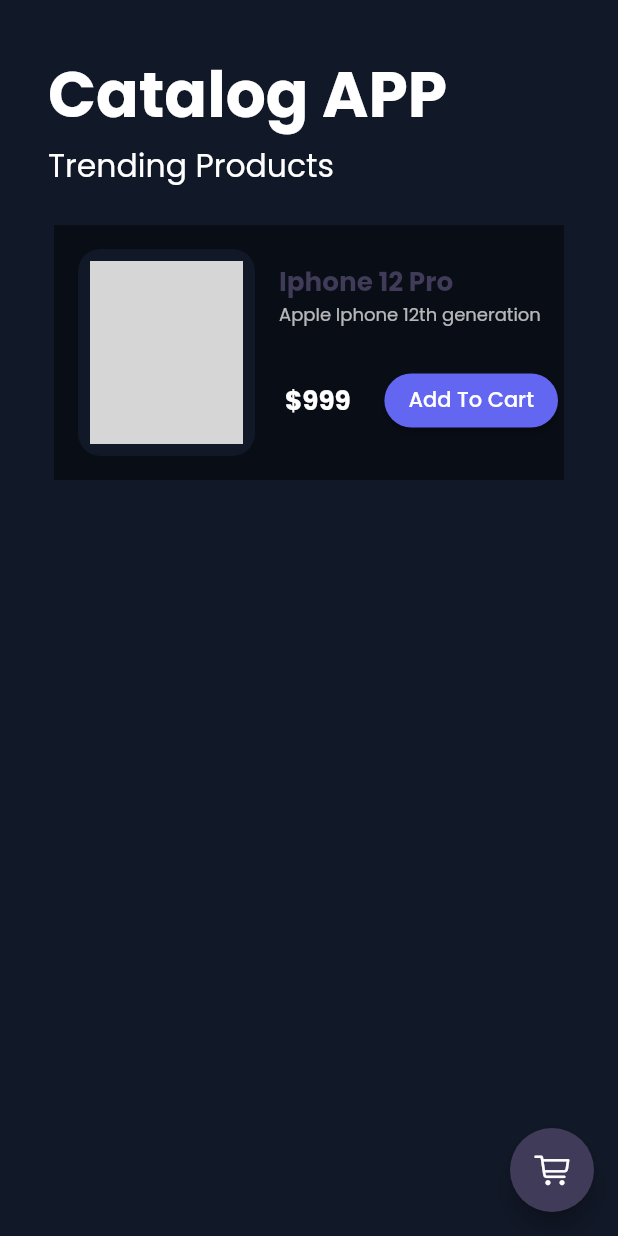
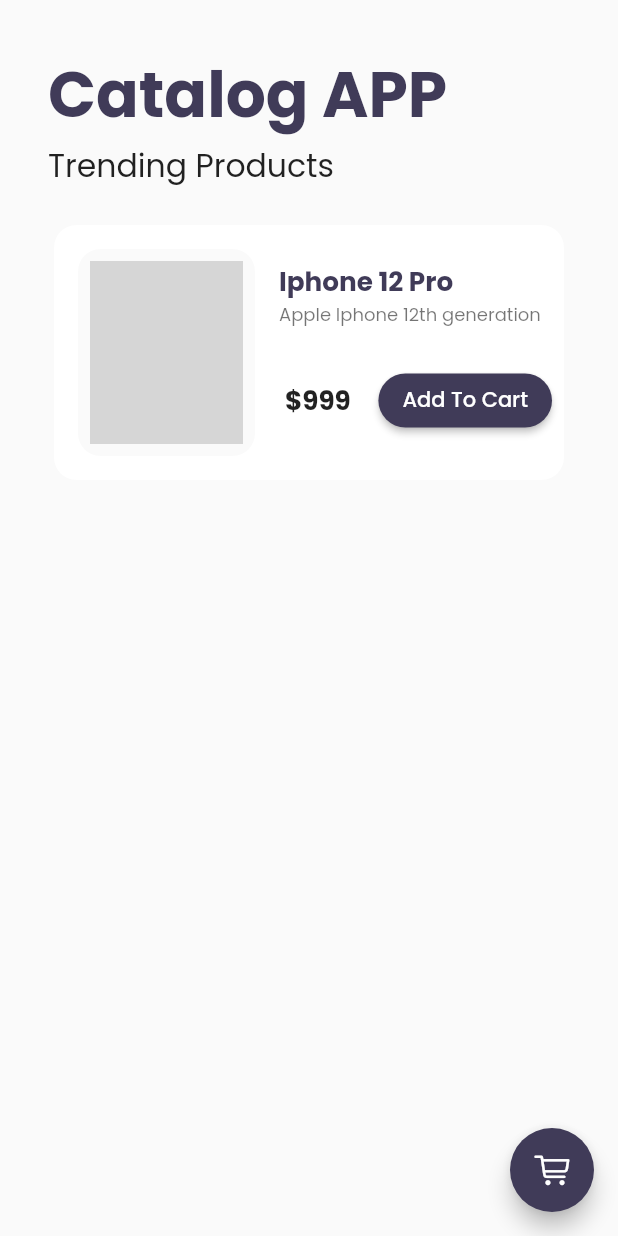
Before and after one commit to SajidAfridi/categoryapp, a Flutter app: the first screen one second after launch, on a phone screen of 412 x 824 dp. Run offline on Flutter 3.47's test engine with Material 2 defaults, Android fonts, the phone set to English and light mode, and no system bars; our stand-ins replace google_fonts, velocity_x; network calls fail; grey boxes are pictures that could not be loaded.

Commit message:
Added Add to Cart to button and added Dark theme. Cart functionality is for today

```diff
--- a/lib/main.dart
+++ b/lib/main.dart
@@ -16,7 +16,7 @@ class MyApp extends StatelessWidget {
   Widget build(BuildContext context) {
     return MaterialApp(
       debugShowCheckedModeBanner: false,
-      themeMode: ThemeMode.dark,
+      themeMode: ThemeMode.system,
       theme: MyTheme.lightTheme(context),
       darkTheme: MyTheme.darkTheme(context),
       initialRoute: MyRoute.homeRoute,
--- a/lib/models/catalog.dart
+++ b/lib/models/catalog.dart
@@ -9,6 +9,8 @@ class CatalogModel {
       "https://images.unsplash.com/photo-1611791485440-24e8239a0377?ixid=MnwxMjA3fDB8MHxzZWFyY2h8MXx8aXBob25lJTIwMTIlMjBwcm98ZW58MHx8MHx8&ixlib=rb-1.2.1&w=1000&q=80",
       ),
       ];
+      static Item getByid(int id)=>items.firstWhere((element) => element.id == id, orElse: null);
+      static Item getByPosition(int pos)=>items[pos];
 }
 class Item{
   final int id;
--- a/lib/pages/cart_page.dart
+++ b/lib/pages/cart_page.dart
@@ -1,6 +1,5 @@
 import 'package:flutter/cupertino.dart';
 import 'package:flutter/material.dart';
-import 'package:flutter_catalog/widgets/theme.dart';
 import 'package:velocity_x/velocity_x.dart';
 
 class CartPage extends StatelessWidget {
@@ -9,11 +8,12 @@ class CartPage extends StatelessWidget {
   @override
   Widget build(BuildContext context) {
     return Scaffold(
-      backgroundColor: MyTheme.creamColor,
+      backgroundColor: context.canvasColor,
       appBar: AppBar(
         elevation: 0.0,
         backgroundColor: Colors.transparent,
-        title: "Cart".text.black.center.make(), //Need Some editing Maybe...
+        title: "Cart".text.make(), //Need Some editing Maybe...
+        centerTitle: true,
       ),
     );
   }
--- a/lib/pages/home_details.dart
+++ b/lib/pages/home_details.dart
@@ -1,6 +1,5 @@
 import 'package:flutter/material.dart';
 import 'package:flutter_catalog/models/catalog.dart';
-import 'package:flutter_catalog/widgets/theme.dart';
 import 'package:velocity_x/velocity_x.dart';
 
 class HomeDetailPage extends StatelessWidget {
--- a/lib/widgets/home_widgets/catalog_list.dart
+++ b/lib/widgets/home_widgets/catalog_list.dart
@@ -17,7 +17,7 @@ class CatalogList extends StatelessWidget {
         scrollDirection: Axis.vertical,
         // shrinkWrap: true,
         itemBuilder: (context, index){
-          final catalog= CatalogModel.items[index];
+          final catalog= CatalogModel.getByPosition(index);
           return InkWell(
               child: CatalogItem(catalog: catalog),
               onTap: ()=> Navigator.push(context,MaterialPageRoute(builder: (context)=> HomeDetailPage(catalog: catalog))),
@@ -63,13 +63,13 @@ class CatalogItem extends StatelessWidget {
                         StadiumBorder(),
                       ),
                     ),
-                  )
+                  ).px4(),
                 ],
               ).p4(),
             ],
           ))
         ],
       ),
-    ).color(context.cardColor).square(170.0).make().py8();
+    ).color(context.cardColor).rounded.square(170.0).make().py8();
   }
 }
--- a/lib/widgets/theme.dart
+++ b/lib/widgets/theme.dart
@@ -1,3 +1,4 @@
+import 'dart:ui';
 import 'package:flutter/cupertino.dart';
 import 'package:flutter/material.dart';
 import 'package:google_fonts/google_fonts.dart';
@@ -5,6 +6,7 @@ import 'package:velocity_x/velocity_x.dart';
 
 class MyTheme{
   static ThemeData lightTheme(BuildContext context) => ThemeData(
+      buttonColor: darkBluish,
       primarySwatch: Colors.deepPurple,
       secondaryHeaderColor: darkBluish,
       fontFamily: GoogleFonts.poppins().fontFamily,
@@ -19,14 +21,14 @@ class MyTheme{
       brightness: Brightness.dark,
       secondaryHeaderColor: Colors.white,
       backgroundColor: DarkcreamColor,
-      cardColor: Colors.black45,
+      cardColor: Colors.black,
       canvasColor: DarkcreamColor,
       buttonColor: lightBluish,
       fontFamily: GoogleFonts.poppins().fontFamily,
       appBarTheme: AppBarTheme(
+        textTheme: Theme.of(context).textTheme.copyWith(headline6: context.textTheme.headline6!.copyWith(color: Colors.white)),
         color: Colors.black,
         elevation: 0.0,
-        textTheme: Theme.of(context).textTheme,
         iconTheme: IconThemeData(color: CupertinoColors.white),
       ));
 
```
